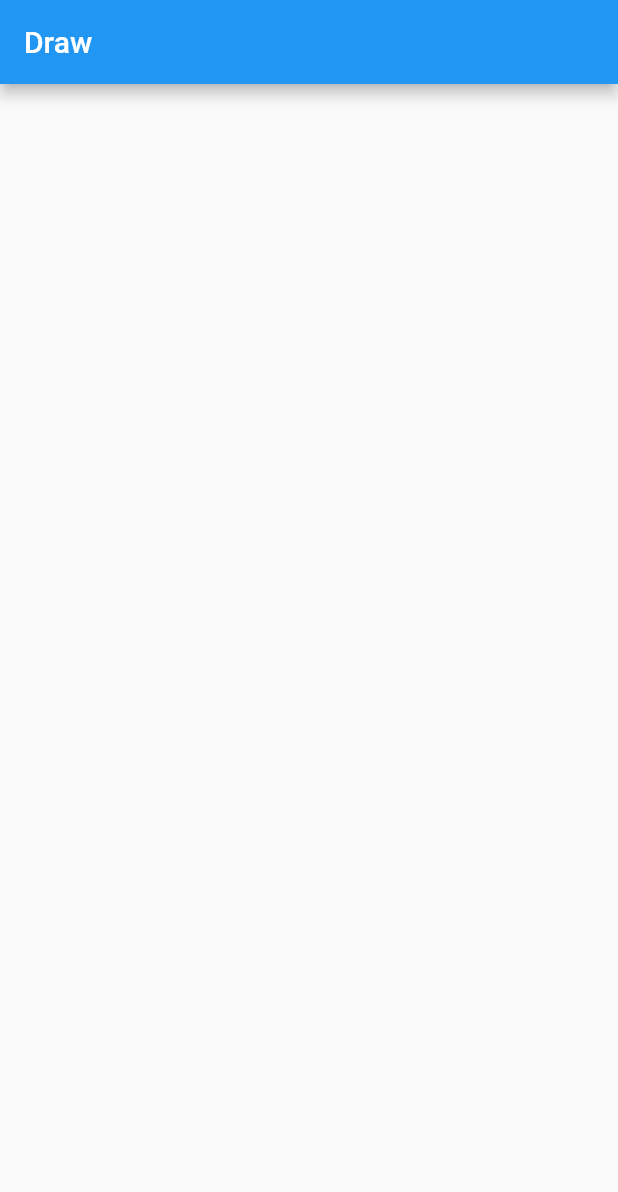
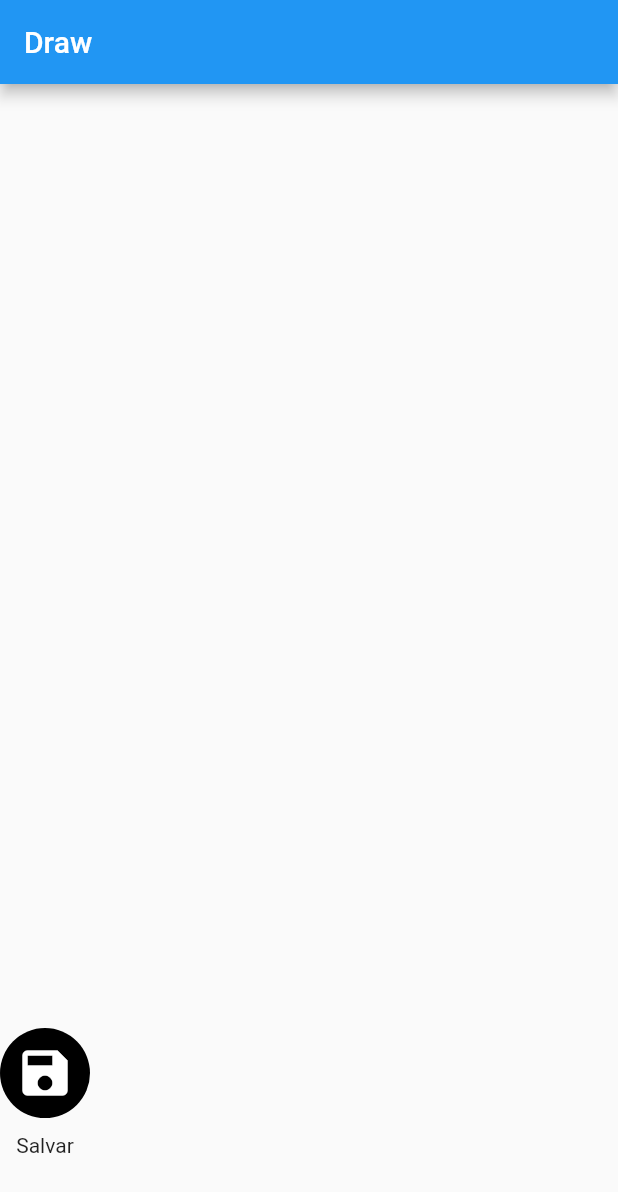
Before and after one commit to josemauromani/flutter-widget-paint, a Flutter app: the screen it shows after launch, on a phone screen of 412 x 824 dp. Shown: the top 1192 px of the screen. Run offline on Flutter 3.47's test engine with Material 2 defaults, Android fonts, the phone set to English and light mode, and no system bars.

Commit message:
add action buttons

```diff
--- a/lib/home-page.dart
+++ b/lib/home-page.dart
@@ -40,8 +40,43 @@ class _HomePageState extends State<HomePage> {
                 });
               },
             ),
+            width: MediaQuery.of(context).size.width,
             height: MediaQuery.of(context).size.height * 0.7,
-            width: MediaQuery.of(context).size.width,
+          ),
+          Expanded(
+            child: Container(
+              width: MediaQuery.of(context).size.width,
+              height: 50,
+              child: Row(
+                children: [
+                  Column(
+                    crossAxisAlignment: CrossAxisAlignment.center,
+                    mainAxisAlignment: MainAxisAlignment.center,
+                    children: [
+                      Ink(
+                        decoration: ShapeDecoration(
+                          color: Colors.black,
+                          shape: CircleBorder(),
+                        ),
+                        child: IconButton(
+                          icon: Icon(Icons.save),
+                          color: Colors.white,
+                          padding: EdgeInsets.all(10),
+                          iconSize: 40,
+                          onPressed: () {
+                            print('salvar');
+                          },
+                        ),
+                      ),
+                      SizedBox(
+                        height: 10,
+                      ),
+                      Text('Salvar'),
+                    ],
+                  ),
+                ],
+              ),
+            ),
           ),
         ],
       ),
```
